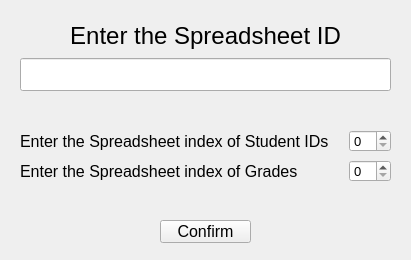
constfps/grade-importer, file main.ui: the form before one commit.
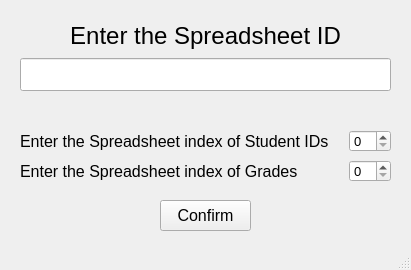
The form after the commit.

Commit message: stored names list after validation

```diff
--- a/main.ui
+++ b/main.ui
@@ -10,7 +10,7 @@
     <x>0</x>
     <y>0</y>
     <width>411</width>
-    <height>260</height>
+    <height>270</height>
    </rect>
   </property>
   <property name="sizePolicy">
@@ -103,9 +103,9 @@
     <property name="geometry">
      <rect>
       <x>160</x>
-      <y>220</y>
+      <y>200</y>
       <width>91</width>
-      <height>23</height>
+      <height>31</height>
      </rect>
     </property>
     <property name="font">
@@ -228,6 +228,7 @@
     </layout>
    </widget>
   </widget>
+  <widget class="QStatusBar" name="statusBar"/>
  </widget>
  <resources/>
  <connections/>
```
Left out of the diff: 2 changed lines with no effect on the pictures. The commit also changes 1 other file.
